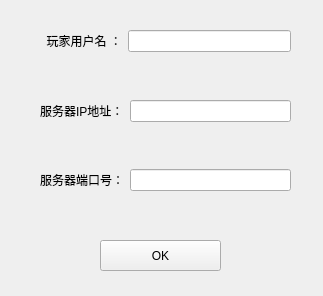
Before: the Qt Designer form Gomoku/loginserver.ui in Mango-HaiK/Gomuku, drawn with Qt 5.
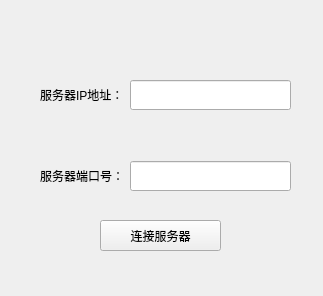
After: the same form once the commit is applied.

```diff
--- a/Gomoku/loginserver.ui
+++ b/Gomoku/loginserver.ui
@@ -17,52 +17,25 @@
    <property name="geometry">
     <rect>
      <x>100</x>
-     <y>240</y>
+     <y>220</y>
      <width>121</width>
      <height>31</height>
     </rect>
    </property>
    <property name="text">
-    <string>OK</string>
+    <string>连接服务器</string>
    </property>
   </widget>
   <widget class="QWidget" name="verticalLayoutWidget">
    <property name="geometry">
     <rect>
      <x>40</x>
-     <y>30</y>
+     <y>80</y>
      <width>251</width>
-     <height>161</height>
+     <height>111</height>
     </rect>
    </property>
    <layout class="QVBoxLayout" name="verticalLayout">
-    <item>
-     <layout class="QHBoxLayout" name="horizontalLayout">
-      <item>
-       <widget class="QLabel" name="label">
-        <property name="text">
-         <string>  玩家用户名 ：</string>
-        </property>
-       </widget>
-      </item>
-      <item>
-       <widget class="QLineEdit" name="edit_username"/>
-      </item>
-     </layout>
-    </item>
-    <item>
-     <spacer name="verticalSpacer">
-      <property name="orientation">
-       <enum>Qt::Vertical</enum>
-      </property>
-      <property name="sizeHint" stdset="0">
-       <size>
-        <width>20</width>
-        <height>40</height>
-       </size>
-      </property>
-     </spacer>
-    </item>
     <item>
      <layout class="QHBoxLayout" name="horizontalLayout_2">
       <item>
@@ -73,7 +46,14 @@
        </widget>
       </item>
       <item>
-       <widget class="QLineEdit" name="edit_ipadds"/>
+       <widget class="QLineEdit" name="edit_ipadds">
+        <property name="minimumSize">
+         <size>
+          <width>0</width>
+          <height>30</height>
+         </size>
+        </property>
+       </widget>
       </item>
      </layout>
     </item>
@@ -100,7 +80,14 @@
        </widget>
       </item>
       <item>
-       <widget class="QLineEdit" name="edit_port"/>
+       <widget class="QLineEdit" name="edit_port">
+        <property name="minimumSize">
+         <size>
+          <width>0</width>
+          <height>30</height>
+         </size>
+        </property>
+       </widget>
       </item>
      </layout>
     </item>
```
